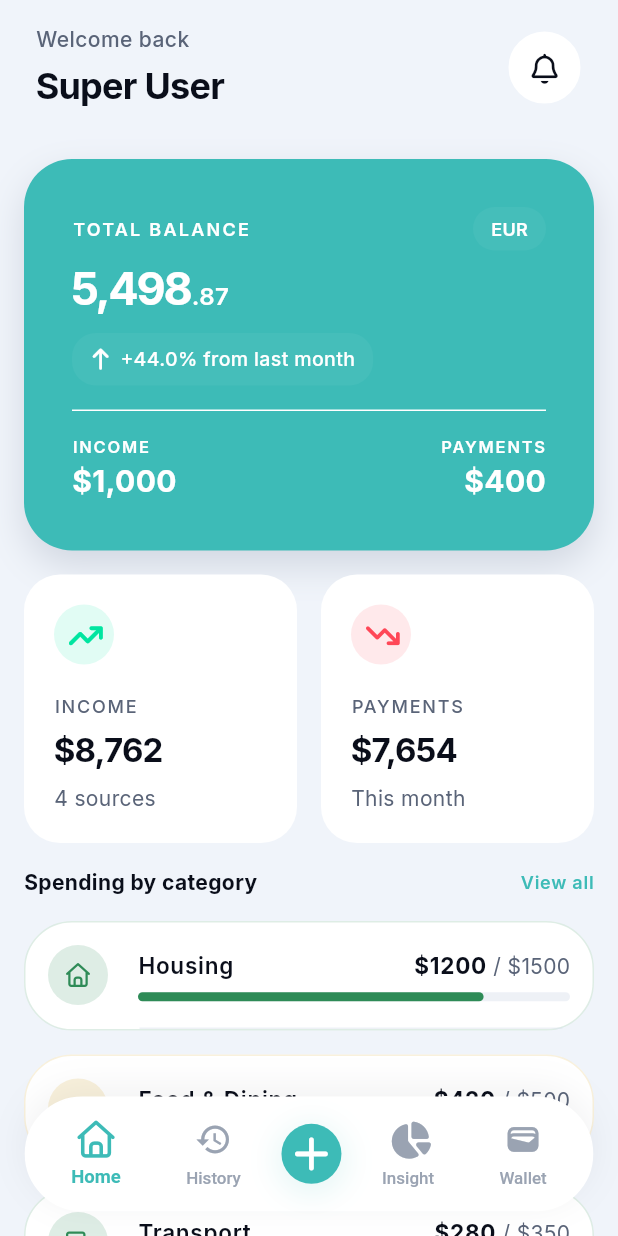
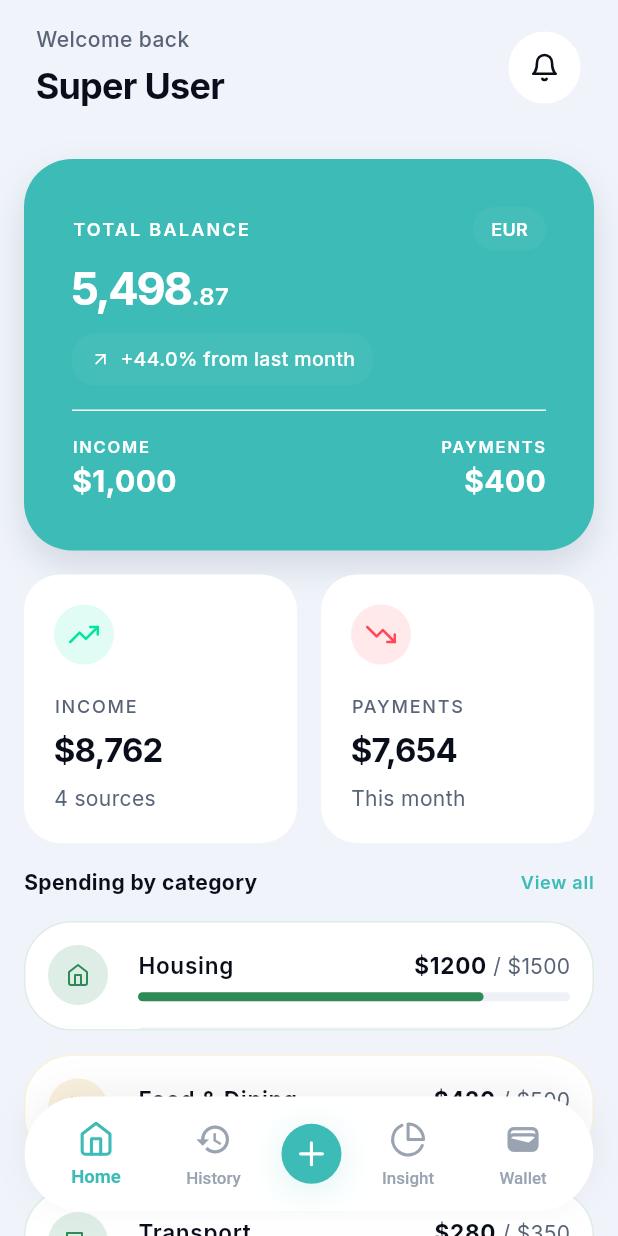
Before and after one commit to daasrattale/ziyyer-v2, a Flutter app: the screen it shows after launch, on a phone screen of 412 x 824 dp. Run offline on Flutter 3.47's test engine with Material 3 defaults, Android fonts, the phone set to English and light mode, and no system bars; our stand-ins replace feather_icons, go_router, google_fonts, isar; accounts and stored records are empty; generated files the repository leaves out were written again.

```diff
--- a/lib/constants/app_icons.dart
+++ b/lib/constants/app_icons.dart
@@ -1,21 +1,21 @@
 import 'package:flutter/material.dart';
-import 'package:font_awesome_flutter/font_awesome_flutter.dart';
+import 'package:feather_icons/feather_icons.dart';
 
 class AppIcons {
   AppIcons._();
 
-  static const IconData home = FontAwesomeIcons.house;
+  static const IconData home = FeatherIcons.home;
   static const IconData history = Icons.history;
-  static const IconData insights = FontAwesomeIcons.chartPie;
+  static const IconData insights = FeatherIcons.pieChart;
   static const IconData wallet = Icons.wallet;
-  static const IconData notification = FontAwesomeIcons.bell;
-  static const IconData add = FontAwesomeIcons.plus;
-  static const IconData coffee = FontAwesomeIcons.coffee;
-  static const IconData truck = FontAwesomeIcons.truck;
-  static const IconData shoppingBag = FontAwesomeIcons.shoppingBag;
-  static const IconData film = FontAwesomeIcons.film;
-  static const IconData trendingUp = FontAwesomeIcons.arrowTrendUp;
-  static const IconData trendingDown = FontAwesomeIcons.arrowTrendDown;
-  static const IconData arrowUpRight = FontAwesomeIcons.arrowUp;
-  static const IconData arrowDownRight = FontAwesomeIcons.arrowDown;
+  static const IconData notification = FeatherIcons.bell;
+  static const IconData add = FeatherIcons.plus;
+  static const IconData coffee = FeatherIcons.coffee;
+  static const IconData truck = FeatherIcons.truck;
+  static const IconData shoppingBag = FeatherIcons.shoppingBag;
+  static const IconData film = FeatherIcons.film;
+  static const IconData trendingUp = FeatherIcons.trendingUp;
+  static const IconData trendingDown = FeatherIcons.trendingDown;
+  static const IconData arrowUpRight = FeatherIcons.arrowUpRight;
+  static const IconData arrowDownRight = FeatherIcons.arrowDownRight;
 }
--- a/pubspec.yaml
+++ b/pubspec.yaml
@@ -18,9 +18,7 @@ dependencies:
 
   google_fonts: ^6.1.0
   go_router: ^17.1.0
-  # Replaced feather_icons with font_awesome_flutter for compatibility with
-  # newer Flutter SDKs (IconData is sealed in newer releases).
-  font_awesome_flutter: ^10.4.0
+  feather_icons: ^1.2.0
 
 dev_dependencies:
   flutter_test:
```
Also changed, not shown: pubspec.lock, 3 other files.
